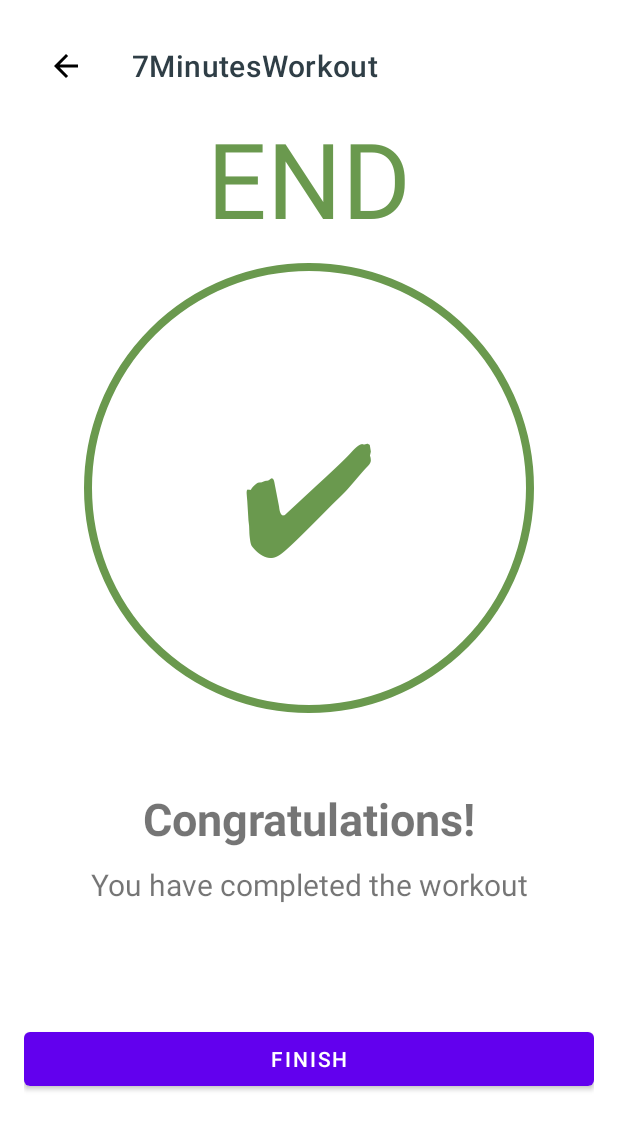
After one commit to zuna21/7-minutes-workout-android-app, an Android app: the FinishActivity screen opened directly, with no data from a screen before it, on a phone screen of 412 x 824 dp. The commit adds this screen. Shown: the top 1130 px of the screen. Run offline under Robolectric (Android 15) with nearby library versions, the phone set to English and light mode, and no system bars.

Commit message:
Finish activity added

```diff
--- a/app/src/main/AndroidManifest.xml
+++ b/app/src/main/AndroidManifest.xml
@@ -12,6 +12,13 @@
         android:supportsRtl="true"
         android:theme="@style/Theme.7MinutesWorkout"
         tools:targetApi="31">
+        <activity
+            android:name=".FinishActivity"
+            android:exported="false">
+            <meta-data
+                android:name="android.app.lib_name"
+                android:value="" />
+        </activity>
         <activity
             android:name=".ExerciseActivity"
             android:exported="false">
--- a/app/src/main/java/com/example/a7minutesworkout/ExerciseActivity.kt
+++ b/app/src/main/java/com/example/a7minutesworkout/ExerciseActivity.kt
@@ -1,5 +1,6 @@
 package com.example.a7minutesworkout
 
+import android.content.Intent
 import android.media.MediaPlayer
 import android.net.Uri
 import androidx.appcompat.app.AppCompatActivity
@@ -8,7 +9,6 @@ import android.os.CountDownTimer
 import android.speech.tts.TextToSpeech
 import android.util.Log
 import android.view.View
-import android.widget.Toast
 import androidx.recyclerview.widget.LinearLayoutManager
 import com.example.a7minutesworkout.databinding.ActivityExerciseBinding
 import java.util.*
@@ -16,8 +16,8 @@ import kotlin.collections.ArrayList
 
 class ExerciseActivity : AppCompatActivity(), TextToSpeech.OnInitListener {
 
-    private val restTime: Long = 10000
-    private val exerciseTime: Long = 30000
+    private val restTime: Long = 1000
+    private val exerciseTime: Long = 1000
 
     private var tts: TextToSpeech? = null
     private var binding: ActivityExerciseBinding? = null
@@ -74,11 +74,12 @@ class ExerciseActivity : AppCompatActivity(), TextToSpeech.OnInitListener {
                 exerciseList!![currentExercisePosition].setIsSelected(true)
                 exerciseAdapter!!.notifyDataSetChanged()
 
-                if(currentExercisePosition < exerciseList!!.size){
+                if(currentExercisePosition < exerciseList!!.size - 1){
                     setupExerciseView()
                 } else {
-                    Toast.makeText(this@ExerciseActivity, "Exercise finished",
-                        Toast.LENGTH_SHORT).show()
+                    val intent = Intent(this@ExerciseActivity, FinishActivity::class.java)
+                    startActivity(intent)
+                    finish()
                 }
             }
         }.start()
--- /dev/null
+++ b/app/src/main/java/com/example/a7minutesworkout/FinishActivity.kt
@@ -0,0 +1,32 @@
+package com.example.a7minutesworkout
+
+import android.content.Intent
+import androidx.appcompat.app.AppCompatActivity
+import android.os.Bundle
+import com.example.a7minutesworkout.databinding.ActivityExerciseBinding
+import com.example.a7minutesworkout.databinding.ActivityFinishBinding
+
+class FinishActivity : AppCompatActivity() {
+
+    private var binding: ActivityFinishBinding? = null
+
+    override fun onCreate(savedInstanceState: Bundle?) {
+        super.onCreate(savedInstanceState)
+        binding = ActivityFinishBinding.inflate(layoutInflater)
+        setContentView(binding?.root)
+
+        setSupportActionBar(binding?.toolBarFinish)
+        if(supportActionBar != null) {
+            supportActionBar?.setDisplayHomeAsUpEnabled(true)
+        }
+        binding?.toolBarFinish?.setNavigationOnClickListener {
+            onBackPressed()
+        }
+
+        binding?.btnFinish?.setOnClickListener {
+            val intent = Intent(this, MainActivity::class.java)
+            startActivity(intent)
+            finish()
+        }
+    }
+}
--- /dev/null
+++ b/app/src/main/res/layout/activity_finish.xml
@@ -0,0 +1,83 @@
+<?xml version="1.0" encoding="utf-8"?>
+<androidx.constraintlayout.widget.ConstraintLayout xmlns:android="http://schemas.android.com/apk/res/android"
+    xmlns:app="http://schemas.android.com/apk/res-auto"
+    xmlns:tools="http://schemas.android.com/tools"
+    android:layout_width="match_parent"
+    android:padding="16dp"
+    android:layout_height="match_parent"
+    tools:context=".FinishActivity">
+
+    <androidx.appcompat.widget.Toolbar
+        android:id="@+id/toolBarFinish"
+        android:layout_width="match_parent"
+        android:theme="@style/ToolbarTheme"
+        android:layout_height="?android:attr/actionBarSize"
+        android:background="@color/white"
+        app:titleTextColor="@color/main_color"
+        app:layout_constraintTop_toTopOf="parent"
+        />
+
+    <TextView
+        android:id="@+id/tvEnd"
+        android:layout_width="wrap_content"
+        android:layout_height="wrap_content"
+        android:text="END"
+        android:textSize="70sp"
+        android:textColor="@color/circle_green"
+        app:layout_constraintStart_toStartOf="parent"
+        app:layout_constraintEnd_toEndOf="parent"
+        app:layout_constraintTop_toBottomOf="@id/toolBarFinish"
+        />
+
+    <TextView
+        android:id="@+id/tvCheckMark"
+        android:layout_width="300dp"
+        android:layout_height="300dp"
+        android:background="@drawable/ripple_green_circle_button_bg"
+        android:layout_marginTop="10dp"
+        android:text="✔"
+        android:textSize="100sp"
+        android:textColor="@color/circle_green"
+        android:gravity="center"
+        app:layout_constraintTop_toBottomOf="@id/tvEnd"
+        app:layout_constraintEnd_toEndOf="parent"
+        app:layout_constraintStart_toStartOf="parent"
+        />
+
+    <TextView
+        android:id="@+id/tvCongratulations"
+        android:layout_width="wrap_content"
+        android:layout_height="wrap_content"
+        android:text="Congratulations!"
+        android:textSize="30sp"
+        android:layout_marginTop="50dp"
+        android:textStyle="bold"
+        app:layout_constraintStart_toStartOf="parent"
+        app:layout_constraintEnd_toEndOf="parent"
+        app:layout_constraintTop_toBottomOf="@id/tvCheckMark"
+        />
+
+    <TextView
+        android:id="@+id/tvCompleted"
+        android:layout_width="wrap_content"
+        android:layout_height="wrap_content"
+        android:text="You have completed the workout"
+        android:textSize="20sp"
+        android:layout_marginTop="10dp"
+        app:layout_constraintStart_toStartOf="parent"
+        app:layout_constraintEnd_toEndOf="parent"
+        app:layout_constraintTop_toBottomOf="@id/tvCongratulations"
+        />
+
+    <Button
+        android:id="@+id/btnFinish"
+        android:layout_width="match_parent"
+        android:layout_height="wrap_content"
+        android:text="FINISH"
+        app:layout_constraintStart_toStartOf="parent"
+        app:layout_constraintEnd_toEndOf="parent"
+        app:layout_constraintTop_toBottomOf="@id/tvCompleted"
+        app:layout_constraintBottom_toBottomOf="parent"
+        />
+
+</androidx.constraintlayout.widget.ConstraintLayout>
```
